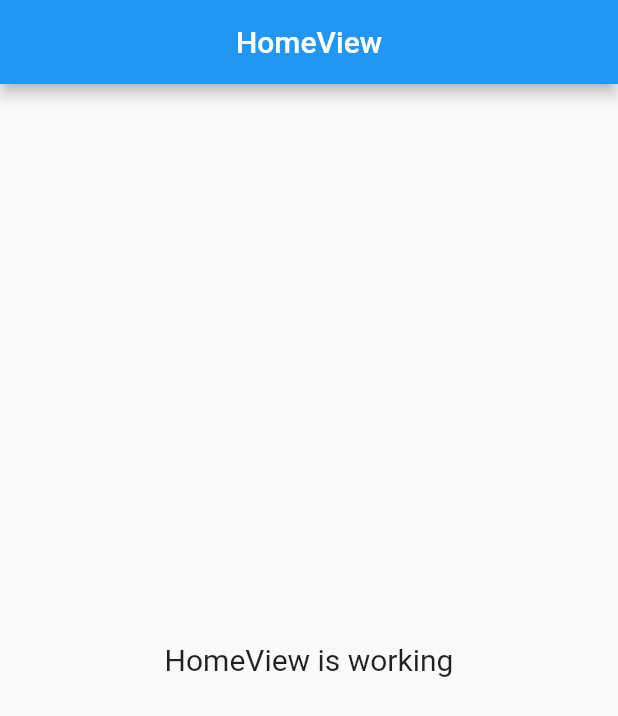
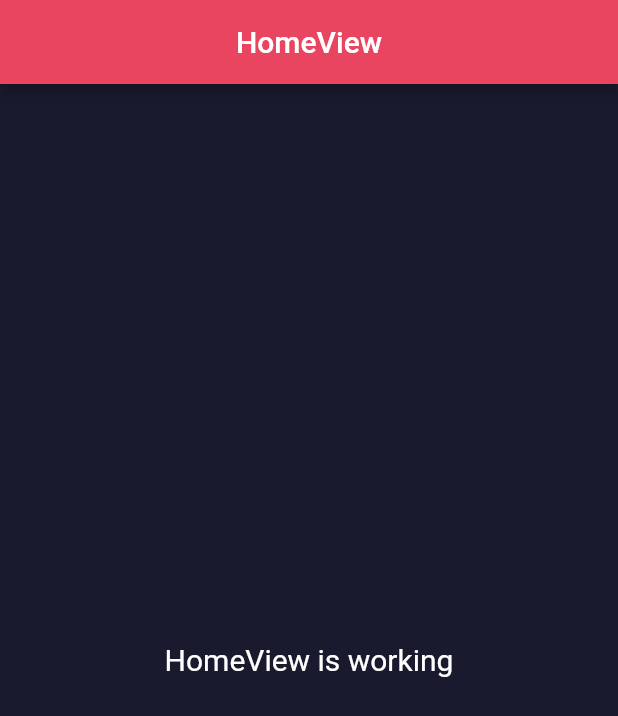
Before and after one commit to JobinBiju/Wave, a Flutter app: the screen it shows after launch, on a phone screen of 412 x 824 dp. Shown: the top 716 px of the screen. Run offline on Flutter 3.47's test engine with Material 2 defaults, Android fonts, the light colour scheme and no system bars; our stand-ins replace get.

Commit message:
Added Color & App theme

```diff
--- a/lib/app/modules/home/controllers/home_controller.dart
+++ b/lib/app/modules/home/controllers/home_controller.dart
@@ -1,8 +1,6 @@
 import 'package:get/get.dart';
 
 class HomeController extends GetxController {
-  //TODO: Implement HomeController
-
   final count = 0.obs;
   @override
   void onInit() {
--- /dev/null
+++ b/lib/app/theme/app_theme.dart
@@ -0,0 +1,25 @@
+import 'package:flutter/material.dart';
+
+import 'color_theme.dart';
+
+enum AppTheme {
+  RedLight,
+  RedDark,
+}
+
+final appThemeData = {
+  AppTheme.RedLight: ThemeData(
+    brightness: Brightness.light,
+    primaryColor: primaryRed,
+    scaffoldBackgroundColor: white1,
+    primaryColorLight: white2,
+    primaryColorDark: secondaryDBlue,
+  ),
+  AppTheme.RedDark: ThemeData(
+    brightness: Brightness.dark,
+    primaryColor: primaryRed,
+    scaffoldBackgroundColor: primaryDBlue,
+    primaryColorDark: white2,
+    primaryColorLight: secondaryDBlue,
+  ),
+};
--- /dev/null
+++ b/lib/app/theme/color_theme.dart
@@ -0,0 +1,9 @@
+import 'package:flutter/material.dart';
+
+final white1 = Colors.white;
+final white2 = Color(0xffeeeeee);
+
+// Define red colors here
+final primaryRed = Color(0xffE94560);
+final secondaryDBlue = Color(0xff42426F);
+final primaryDBlue = Color(0xff1A1A2E);
--- a/lib/main.dart
+++ b/lib/main.dart
@@ -3,6 +3,7 @@ import 'package:flutter/material.dart';
 import 'package:get/get.dart';
 
 import 'app/routes/app_pages.dart';
+import 'app/theme/app_theme.dart';
 
 void main() {
   runApp(MyApp());
@@ -12,7 +13,9 @@ class MyApp extends StatelessWidget {
   @override
   Widget build(BuildContext context) {
     return GetMaterialApp(
-      title: "Application",
+      debugShowCheckedModeBanner: false,
+      theme: appThemeData[AppTheme.RedDark],
+      title: "Wave",
       initialRoute: AppPages.INITIAL,
       getPages: AppPages.routes,
     );
```
Also changed, not shown: lib/app/theme/text_theme.dart (added), 1 other file.
